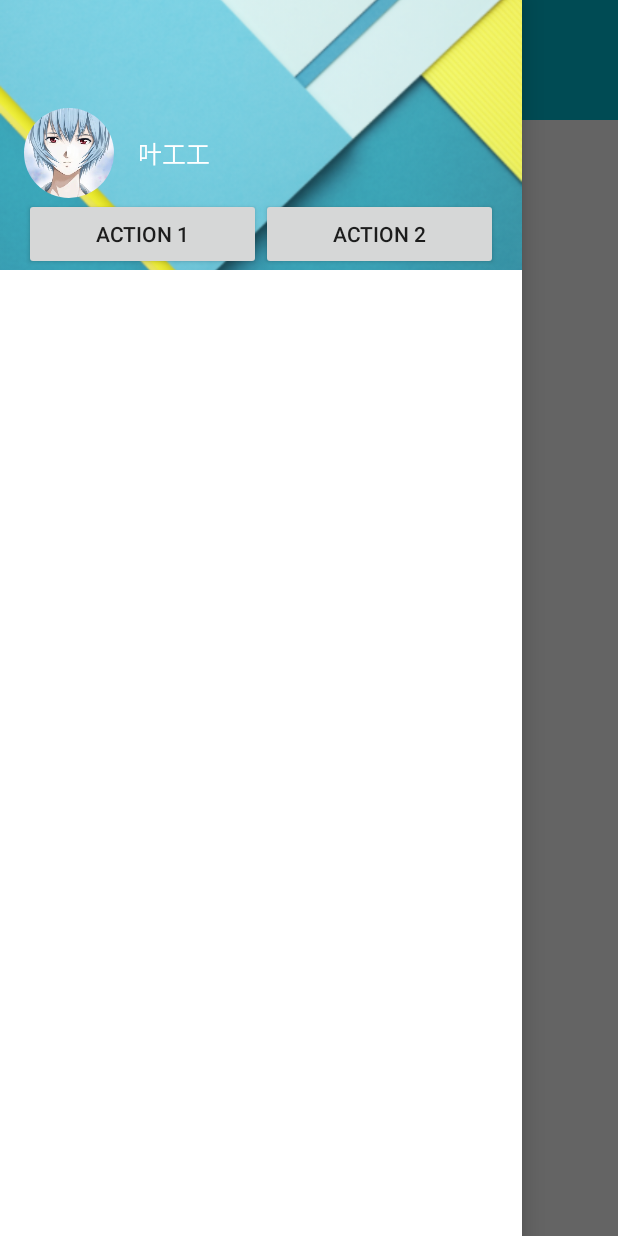
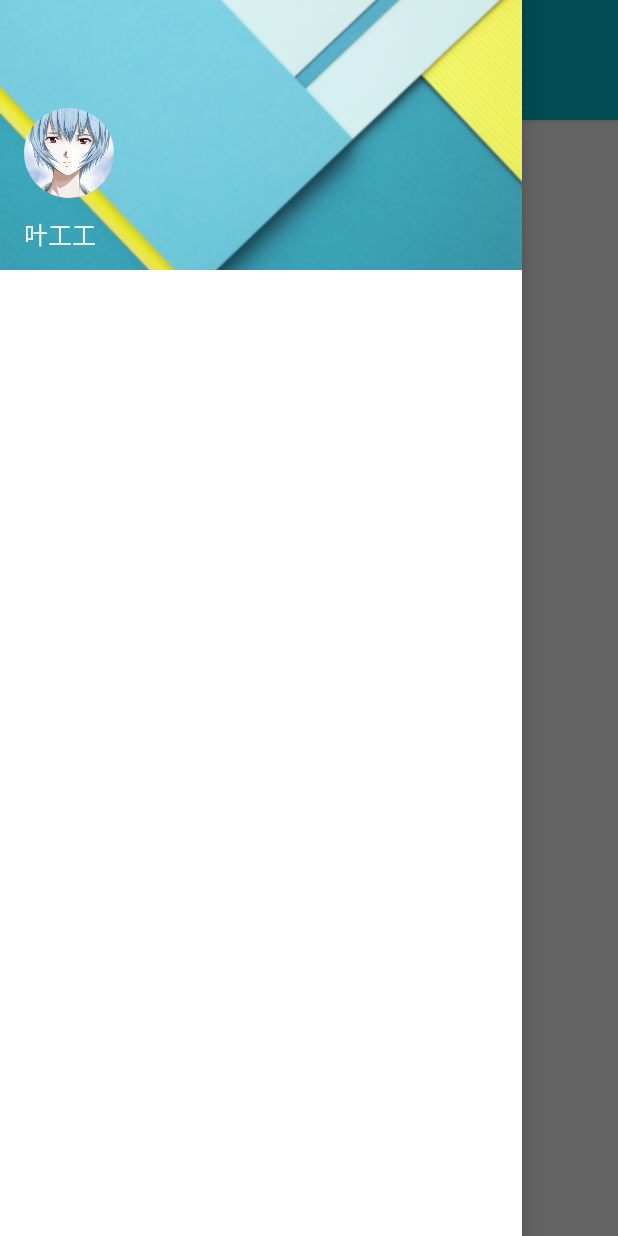
Before and after one commit to mzalive/Continue_Library, an Android app: the screen it shows after launch (MainActivity), with the side drawer open, on a phone screen of 412 x 824 dp. Run offline under Robolectric (Android 15) with nearby library versions, the phone set to English and light mode, and no system bars; libraries missing offline, so code that uses them is left out: com.quinny898.library; plain views replace DSAvatarImageView, SearchBox; 6 statements that could not run were skipped.

Commit message:
Some previews of material-design-styled shadow

```diff
--- a/android/ContinueLibrary/app/src/main/java/org/mzalive/continuelibrary/MainActivity.java
+++ b/android/ContinueLibrary/app/src/main/java/org/mzalive/continuelibrary/MainActivity.java
@@ -1,5 +1,6 @@
 package org.mzalive.continuelibrary;
 
+import android.app.Fragment;
 import android.graphics.drawable.Drawable;
 import android.os.Bundle;
 import android.support.v4.widget.DrawerLayout;
@@ -22,6 +23,9 @@ public class MainActivity extends AppCompatActivity {
     protected void onCreate(Bundle savedInstanceState) {
         super.onCreate(savedInstanceState);
         setContentView(R.layout.activity_main);
+
+        MainActivityFragment continueLibrary = new MainActivityFragment();
+        getFragmentManager().beginTransaction().replace(R.id.content, continueLibrary).commit();
 
         Toolbar toolbar = (Toolbar) findViewById(R.id.toolBar);
         final DrawerLayout drawerLayout = (DrawerLayout) findViewById(R.id.drawer);
--- a/android/ContinueLibrary/app/src/main/res/layout/activity_main.xml
+++ b/android/ContinueLibrary/app/src/main/res/layout/activity_main.xml
@@ -17,7 +17,8 @@
             android:layout_height="wrap_content"
             android:background="@color/colorPrimary"
             android:minHeight="?attr/actionBarSize"
-            android:paddingTop="@dimen/tool_bar_top_padding">
+            android:paddingTop="@dimen/tool_bar_top_padding"
+            android:elevation="2dp">
         </android.support.v7.widget.Toolbar>
 
         <com.quinny898.library.persistentsearch.SearchBox
@@ -25,7 +26,7 @@
             android:layout_height="wrap_content"
             android:layout_marginTop="@dimen/search_top_margin"
             android:id="@+id/searchbox"
-            />
+            android:elevation="4dp"/>
 
         <TextView
             android:id="@+id/toolbar_search_result"
@@ -33,12 +34,12 @@
             android:layout_width="fill_parent"
             android:layout_height="fill_parent" />
 
-        <!--<FrameLayout
+        <FrameLayout
             android:id="@+id/content"
             android:layout_width="fill_parent"
             android:layout_height="fill_parent"
-            android:layout_below="@+id/toolBar" >
-        </FrameLayout>-->
+            android:layout_below="@id/toolBar" >
+        </FrameLayout>
 
     </RelativeLayout>
 
@@ -51,7 +52,8 @@
         android:layout_gravity="start"
         android:clickable="true"
         android:background="@android:color/white"
-        android:orientation="vertical">
+        android:orientation="vertical"
+        android:elevation="5dp">
 
         <RelativeLayout
             android:layout_width="fill_parent"
@@ -63,7 +65,7 @@
                 android:src="@drawable/background_profile_default"
                 android:scaleType="centerCrop"/>
 
-            <LinearLayout
+            <!--<LinearLayout
                 android:id="@+id/user_action_group"
                 android:layout_width="fill_parent"
                 android:layout_height="wrap_content"
@@ -88,32 +90,30 @@
                     android:layout_height="wrap_content"
                     android:text="ACTION 2" />
 
-            </LinearLayout>
+            </LinearLayout>-->
+
+            <TextView
+                android:id="@+id/user_name"
+                android:layout_width="match_parent"
+                android:layout_height="48dp"
+                android:paddingLeft="16dp"
+                android:layout_alignParentBottom="true"
+                android:gravity="center_vertical|start"
+                android:text="叶工工"
+                android:textColor="@android:color/white"
+                android:textSize="16sp" />
 
             <com.xperi.avataimageview.DSAvatarImageView
                 android:id="@+id/avatar"
-                android:layout_marginTop="40dp"
                 android:layout_marginLeft="16dp"
                 android:layout_width="60dp"
                 android:layout_height="60dp"
-                android:layout_above="@id/user_action_group"
+                android:layout_above="@id/user_name"
                 android:src="@drawable/ayanami"
                 app:border_color="@color/text_hint_or_disabled"
                 app:border_width="1dp"
-                app:text_color="@android:color/white"
+                android:elevation="20dp"
                 />
-
-            <TextView
-                android:layout_width="wrap_content"
-                android:layout_height="60dp"
-                android:layout_marginLeft="16dp"
-                android:layout_toRightOf="@id/avatar"
-                android:layout_alignBottom="@+id/avatar"
-                android:gravity="center"
-                android:text="叶工工"
-                android:textColor="@android:color/white"
-                android:textSize="16sp"
-                android:fontFamily="Roboto Medium" />
 
 
         </RelativeLayout>
--- a/android/ContinueLibrary/app/src/main/res/values-v21/dimens.xml
+++ b/android/ContinueLibrary/app/src/main/res/values-v21/dimens.xml
@@ -1,5 +1,5 @@
 <resources>
     <!-- Default screen margins, per the Android Design guidelines. -->
     <dimen name="tool_bar_top_padding">24dp</dimen>
-    <dimen name="search_top_padding">20dp</dimen>
+    <dimen name="search_top_margin">20dp</dimen>
 </resources>
--- a/android/ContinueLibrary/app/src/main/res/values/dimens.xml
+++ b/android/ContinueLibrary/app/src/main/res/values/dimens.xml
@@ -3,5 +3,5 @@
     <dimen name="activity_horizontal_margin">16dp</dimen>
     <dimen name="activity_vertical_margin">16dp</dimen>
     <dimen name="tool_bar_top_padding">0dp</dimen>
-    <dimen name="search_top_padding">-4dp</dimen>
+    <dimen name="search_top_margin">-4dp</dimen>
 </resources>
```
Also changed, not shown: android/ContinueLibrary/app/src/main/res/layout/fragment_main.xml (+7 -4 lines).
